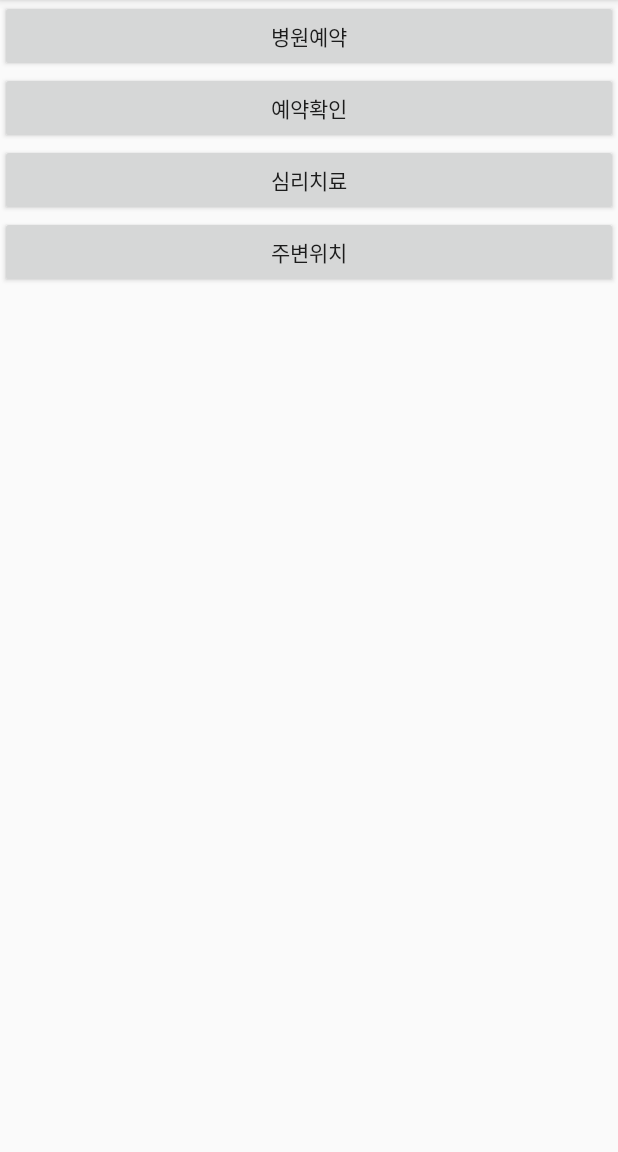
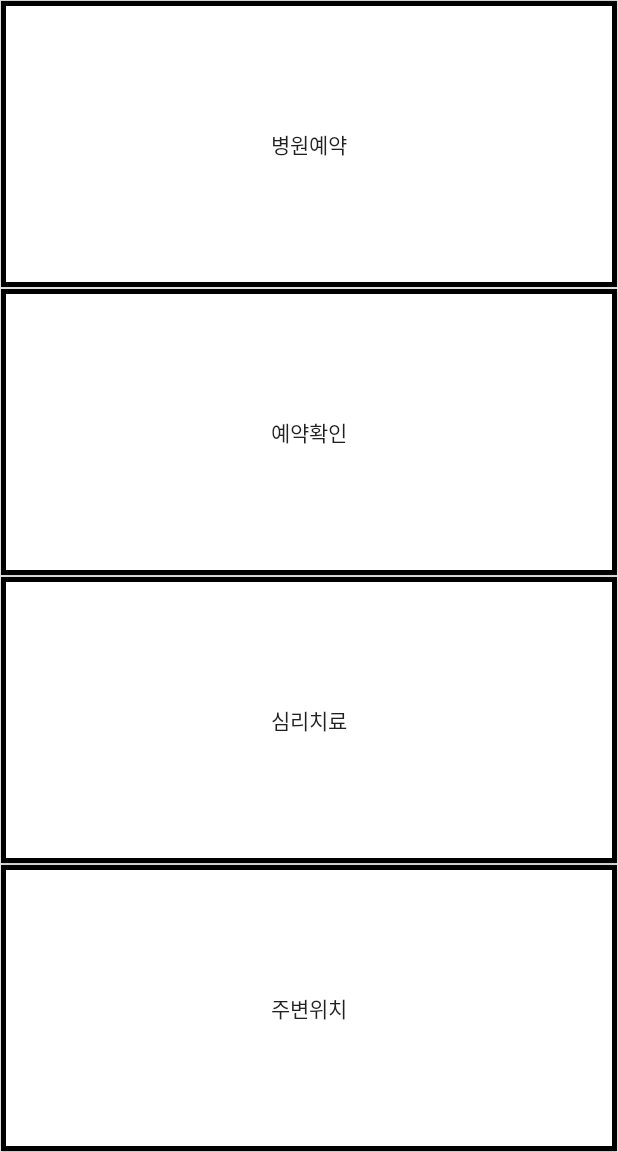
Before and after one commit to kosae08/Hanieum3, an Android app: the HealthCare screen opened directly, with no data from a screen before it, on a phone screen of 412 x 824 dp, the part 84-1236 px from its top. Run offline under Robolectric (Android 15) with nearby library versions, the phone set to English and light mode, and no system bars.

Commit message:
메인화면 인텐트 넘겼다. 건강관리 메인화면 생성

```diff
--- a/app/src/main/AndroidManifest.xml
+++ b/app/src/main/AndroidManifest.xml
@@ -9,7 +9,11 @@
         android:roundIcon="@mipmap/ic_launcher_round"
         android:supportsRtl="true"
         android:theme="@style/AppTheme">
-        <activity android:name=".HealthCare"></activity>
+        <activity android:name=".HospitalLocation"></activity>
+        <activity android:name=".PsychoTherapy" />
+        <activity android:name=".ReservationCheck" />
+        <activity android:name=".HospitalReservation" />
+        <activity android:name=".HealthCare" />
         <activity android:name=".VideoCallDetails" />
         <activity android:name=".VoiceCallDetails" />
         <activity android:name=".VoiceCall" />
--- a/app/src/main/java/com/example/hanieum/HealthCare.java
+++ b/app/src/main/java/com/example/hanieum/HealthCare.java
@@ -1,7 +1,10 @@
 package com.example.hanieum;
 
+import android.content.Intent;
 import android.support.v7.app.AppCompatActivity;
 import android.os.Bundle;
+import android.view.View;
+import android.widget.Button;
 
 public class HealthCare extends AppCompatActivity {
 
@@ -9,5 +12,41 @@ public class HealthCare extends AppCompatActivity {
     protected void onCreate(Bundle savedInstanceState) {
         super.onCreate(savedInstanceState);
         setContentView(R.layout.activity_health_care);
+
+        Button bt_HospitalReservation = findViewById(R.id.HospitalReservation);
+        bt_HospitalReservation.setOnClickListener(new View.OnClickListener() {
+            @Override
+            public void onClick(View v) {
+                Intent intent = new Intent(getApplicationContext(), HospitalReservation.class);
+                startActivity(intent);
+            }
+        });
+
+        Button bt_ReservationCheck = findViewById(R.id.ReservationCheck);
+        bt_ReservationCheck.setOnClickListener(new View.OnClickListener() {
+            @Override
+            public void onClick(View v) {
+                Intent intent = new Intent(getApplicationContext(), ReservationCheck.class);
+                startActivity(intent);
+            }
+        });
+
+        Button bt_PsychoTherapy = findViewById(R.id.PsychoTherapy);
+        bt_PsychoTherapy.setOnClickListener(new View.OnClickListener() {
+            @Override
+            public void onClick(View v) {
+                Intent intent = new Intent(getApplicationContext(), PsychoTherapy.class);
+                startActivity(intent);
+            }
+        });
+
+        Button bt_HospitalLocation = findViewById(R.id.HospitalLocation);
+        bt_HospitalLocation.setOnClickListener(new View.OnClickListener() {
+            @Override
+            public void onClick(View v) {
+                Intent intent = new Intent(getApplicationContext(), HospitalLocation.class);
+                startActivity(intent);
+            }
+        });
     }
 }
--- a/app/src/main/java/com/example/hanieum/MainActivity.java
+++ b/app/src/main/java/com/example/hanieum/MainActivity.java
@@ -23,11 +23,13 @@ public class MainActivity extends AppCompatActivity {
                 startActivity(intent);
             }
         });
+
         Button bt_HealthCare = findViewById(R.id.HealthCare);
-        bt_Communication.setOnClickListener(new View.OnClickListener() {
+        bt_HealthCare.setOnClickListener(new View.OnClickListener() {
             @Override
             public void onClick(View v) {
                 Intent intent = new Intent(getApplicationContext(), HealthCare.class);
+                startActivity(intent);
             }
         });
     }
--- a/app/src/main/res/layout/activity_health_care.xml
+++ b/app/src/main/res/layout/activity_health_care.xml
@@ -11,23 +11,31 @@
         android:id="@+id/HospitalReservation"
         android:layout_width="match_parent"
         android:layout_height="wrap_content"
+        android:layout_weight="2.5"
+        android:background="@drawable/buttonbackground"
         android:text="@string/HospitalReservation" />
 
     <Button
         android:id="@+id/ReservationCheck"
         android:layout_width="match_parent"
         android:layout_height="wrap_content"
+        android:layout_weight="2.5"
+        android:background="@drawable/buttonbackground"
         android:text="@string/HospitalCheck" />
 
     <Button
         android:id="@+id/PsychoTherapy"
         android:layout_width="match_parent"
         android:layout_height="wrap_content"
+        android:layout_weight="2.5"
+        android:background="@drawable/buttonbackground"
         android:text="@string/PsychoTherapy" />
 
     <Button
         android:id="@+id/HospitalLocation"
         android:layout_width="match_parent"
         android:layout_height="wrap_content"
+        android:layout_weight="2.5"
+        android:background="@drawable/buttonbackground"
         android:text="@string/HospitalLocation" />
 </LinearLayout>
--- a/app/src/main/res/layout/activity_main.xml
+++ b/app/src/main/res/layout/activity_main.xml
@@ -22,6 +22,7 @@
         android:layout_height="wrap_content"
         android:layout_weight="0.45"
         android:background="@drawable/buttonbackground"
+        android:onClick="bt_HealthCare"
         android:text="@string/HealthCare" />
 
 </LinearLayout>
```
Also changed, not shown: app/src/main/java/com/example/hanieum/HospitalLocation.java (added, +13 -0 lines), app/src/main/java/com/example/hanieum/HospitalReservation.java (added, +13 -0 lines), app/src/main/java/com/example/hanieum/PsychoTherapy.java (added, +13 -0 lines), app/src/main/java/com/example/hanieum/ReservationCheck.java (added, +13 -0 lines), app/src/main/res/layout/activity_hospital_location.xml (added, +9 -0 lines), app/src/main/res/layout/activity_hospital_reservation.xml (added, +9 -0 lines), app/src/main/res/layout/activity_psycho_therapy.xml (added, +9 -0 lines), app/src/main/res/layout/activity_reservation_check.xml (added, +9 -0 lines).
